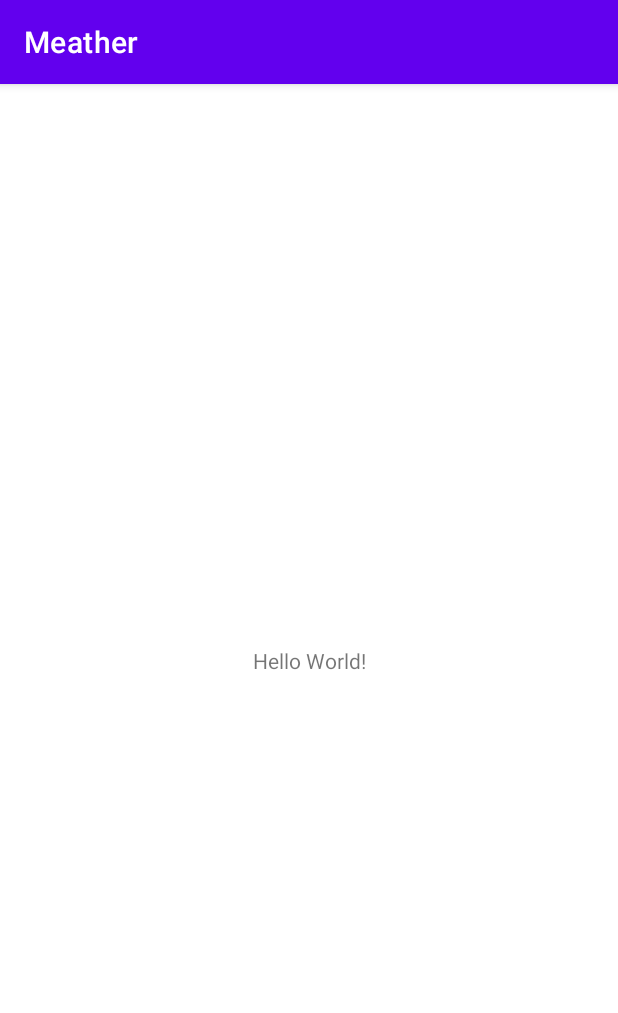
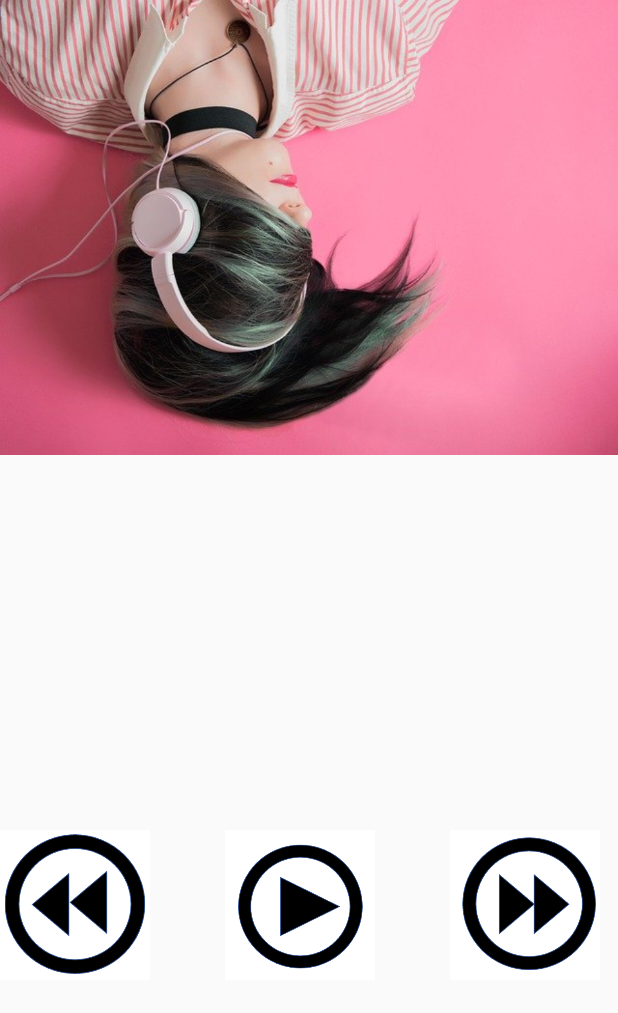
Before and after one commit to te17niidome/Meather, an Android app: the screen it shows after launch (MainActivity), on a phone screen of 412 x 824 dp. Shown: the top 1013 px of the screen. Run offline under Robolectric (Android 15) with nearby library versions, the light colour scheme and no system bars.

Commit message:
①上部のImageViewで画面 ②skip_before_drawで後ろに ③start_drawで再生 ④skip_after_drawで前に ⑤Mainファイルは何も変えてません

```diff
--- a/app/src/main/AndroidManifest.xml
+++ b/app/src/main/AndroidManifest.xml
@@ -14,6 +14,7 @@
         tools:targetApi="31">
         <activity
             android:name=".MainActivity"
+            android:theme="@style/Theme.AppCompat.Light.NoActionBar"
             android:exported="true">
             <meta-data
                 android:name="android.app.lib_name"
--- a/app/src/main/res/layout/activity_main.xml
+++ b/app/src/main/res/layout/activity_main.xml
@@ -4,15 +4,95 @@
     xmlns:tools="http://schemas.android.com/tools"
     android:layout_width="match_parent"
     android:layout_height="match_parent"
+
     tools:context=".MainActivity">
 
-    <TextView
-        android:layout_width="wrap_content"
+
+    <LinearLayout
+        android:layout_width="match_parent"
         android:layout_height="wrap_content"
-        android:text="Hello World!"
-        app:layout_constraintBottom_toBottomOf="parent"
-        app:layout_constraintEnd_toEndOf="parent"
-        app:layout_constraintStart_toStartOf="parent"
-        app:layout_constraintTop_toTopOf="parent" />
+        android:orientation="vertical">
+
+
+        <ImageView
+            android:id="@+id/image"
+            android:layout_width="match_parent"
+            android:layout_height="wrap_content"
+            android:layout_marginTop="0dp"
+            android:adjustViewBounds="true"
+            android:src="@drawable/music_home_girl" />
+
+        <!--            android:layout_alignParentTop="true"-->
+
+
+        <Space
+            android:layout_width="match_parent"
+            android:layout_height="250dp">
+
+        </Space>
+
+        <LinearLayout
+            android:layout_width="match_parent"
+            android:layout_height="wrap_content"
+            android:layout_gravity="center_horizontal"
+            android:orientation="horizontal">
+
+            <ImageButton
+                android:id="@+id/imageButton"
+                android:layout_width="100dp"
+                android:layout_height="100dp"
+                android:background="@color/white"
+                android:scaleType="fitCenter"
+                android:layout_gravity="center_horizontal"
+                app:layout_constraintBottom_toBottomOf="parent"
+                app:layout_constraintEnd_toEndOf="parent"
+                app:layout_constraintHorizontal_bias="0.498"
+                app:layout_constraintStart_toStartOf="parent"
+                app:layout_constraintTop_toTopOf="parent"
+                app:srcCompat="@drawable/skip_before_draw" />
+            <Space
+                android:layout_width="50dp"
+                android:layout_height="250dp">
+
+            </Space>
+
+            <ImageButton
+                android:id="@+id/imageButton2"
+                android:layout_width="100dp"
+                android:layout_height="100dp"
+                android:background="@color/white"
+                android:scaleType="fitCenter"
+                android:layout_gravity="center_horizontal"
+                app:layout_constraintBottom_toBottomOf="parent"
+                app:layout_constraintEnd_toEndOf="parent"
+                app:layout_constraintHorizontal_bias="0.498"
+                app:layout_constraintStart_toStartOf="parent"
+                app:layout_constraintTop_toTopOf="parent"
+                app:srcCompat="@drawable/start_drow" />
+
+            <Space
+                android:layout_width="50dp"
+                android:layout_height="250dp">
+
+            </Space>
+
+            <ImageButton
+                android:id="@+id/imageButton3"
+                android:layout_width="100dp"
+                android:layout_height="100dp"
+                android:background="@color/white"
+                android:scaleType="fitCenter"
+                android:layout_gravity="center_horizontal"
+                app:layout_constraintBottom_toBottomOf="parent"
+                app:layout_constraintEnd_toEndOf="parent"
+                app:layout_constraintHorizontal_bias="0.498"
+                app:layout_constraintStart_toStartOf="parent"
+                app:layout_constraintTop_toTopOf="parent"
+                app:layout_constraintVertical_bias="0.857"
+                app:srcCompat="@drawable/skip_after_drow" />
+
+        </LinearLayout>
+    </LinearLayout>
+
 
 </androidx.constraintlayout.widget.ConstraintLayout>
```
Also changed, not shown: app/src/main/java/com/example/blucode/meather/MainActivity.java (+7 -0 lines), app/src/main/res/drawable/home_start.png (added), app/src/main/res/drawable/music_home_girl.jpg (added), app/src/main/res/drawable/skip_after_drow.png (added), app/src/main/res/drawable/skip_back.png (added), app/src/main/res/drawable/skip_before_draw.png (added), app/src/main/res/drawable/start.png (added), app/src/main/res/drawable/start_drow.png (added).
